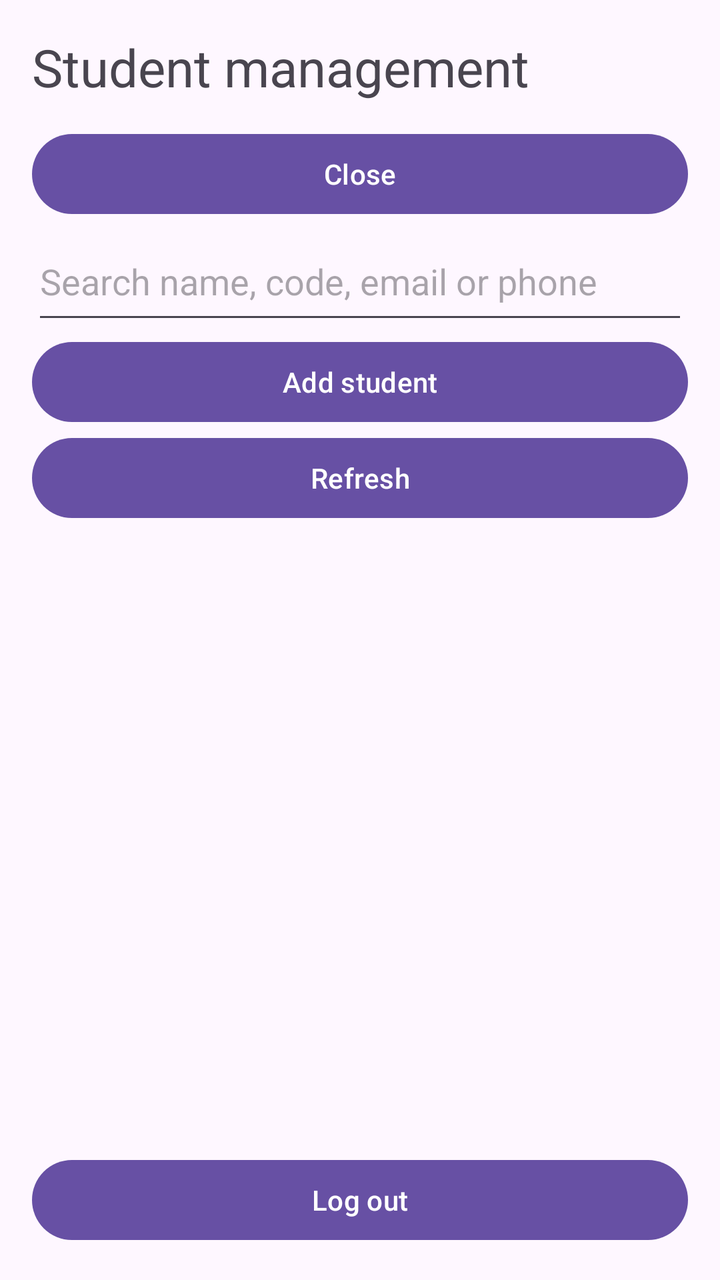
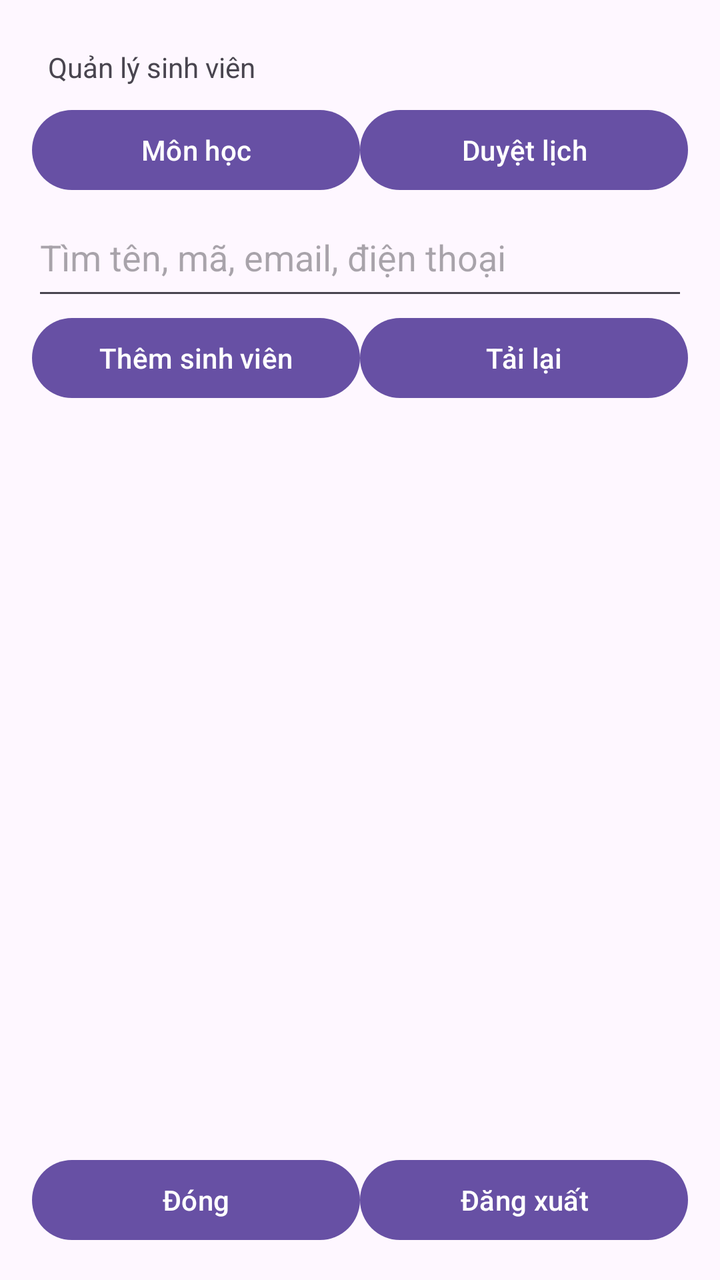

Before-and-after screenshots of an Android layout around one commit, followed by the original layout XML and the change that was made.
<!-- AndroidManifest.xml: application theme Theme.StudyScheduleApp -->
<!-- res/layout/studentadmin_activity_list.xml -->
<?xml version="1.0" encoding="utf-8"?>
<LinearLayout xmlns:android="http://schemas.android.com/apk/res/android" android:id="@+id/studentadmin_list_root" android:layout_width="match_parent" android:layout_height="match_parent" android:orientation="vertical" android:padding="16dp"><TextView android:id="@+id/studentadmin_title" android:layout_width="match_parent" android:layout_height="wrap_content" android:text="@string/studentadmin_title_text" android:textSize="26sp" android:paddingBottom="12dp" /><Button android:id="@+id/studentadmin_back" android:layout_width="match_parent" android:layout_height="wrap_content" android:minHeight="48dp" android:text="@string/studentadmin_back_text"/><EditText android:id="@+id/studentadmin_search" android:layout_width="match_parent" android:layout_height="wrap_content" android:minHeight="56dp" android:hint="@string/studentadmin_search_hint" android:inputType="text" android:singleLine="true" /><Button android:id="@+id/studentadmin_add" android:layout_width="match_parent" android:layout_height="wrap_content" android:minHeight="48dp" android:text="@string/studentadmin_add_text"/><Button android:id="@+id/studentadmin_refresh" android:layout_width="match_parent" android:layout_height="wrap_content" android:minHeight="48dp" android:text="@string/studentadmin_refresh_text"/><TextView android:id="@+id/studentadmin_message" android:layout_width="match_parent" android:layout_height="wrap_content" android:padding="8dp" android:accessibilityLiveRegion="polite"/><ListView android:id="@+id/studentadmin_list" android:layout_width="match_parent" android:layout_height="0dp" android:layout_weight="1"/><Button android:id="@+id/studentadmin_logout" android:layout_width="match_parent" android:layout_height="wrap_content" android:minHeight="48dp" android:text="@string/studentadmin_logout_text"/></LinearLayout>
<!-- resources referenced by this layout -->
<resources>
  <string name="studentadmin_add_text">Add student</string>
  <string name="studentadmin_back_text">Close</string>
  <string name="studentadmin_logout_text">Log out</string>
  <string name="studentadmin_refresh_text">Refresh</string>
  <string name="studentadmin_search_hint">Search name, code, email or phone</string>
  <string name="studentadmin_title_text">Student management</string>
  <style name="Theme.StudyScheduleApp" parent="Base.Theme.StudyScheduleApp" />
  <style name="Base.Theme.StudyScheduleApp" parent="Theme.Material3.DayNight.NoActionBar">
          
          
      </style>
</resources>

<!-- the commit's change to res/layout/studentadmin_activity_list.xml (unified diff, before → after) -->
@@ -1,2 +1,2 @@
 <?xml version="1.0" encoding="utf-8"?>
-<LinearLayout xmlns:android="http://schemas.android.com/apk/res/android" android:id="@+id/studentadmin_list_root" android:layout_width="match_parent" android:layout_height="match_parent" android:orientation="vertical" android:padding="16dp"><TextView android:id="@+id/studentadmin_title" android:layout_width="match_parent" android:layout_height="wrap_content" android:text="@string/studentadmin_title_text" android:textSize="26sp" android:paddingBottom="12dp" /><Button android:id="@+id/studentadmin_back" android:layout_width="match_parent" android:layout_height="wrap_content" android:minHeight="48dp" android:text="@string/studentadmin_back_text"/><EditText android:id="@+id/studentadmin_search" android:layout_width="match_parent" android:layout_height="wrap_content" android:minHeight="56dp" android:hint="@string/studentadmin_search_hint" android:inputType="text" android:singleLine="true" /><Button android:id="@+id/studentadmin_add" android:layout_width="match_parent" android:layout_height="wrap_content" android:minHeight="48dp" android:text="@string/studentadmin_add_text"/><Button android:id="@+id/studentadmin_refresh" android:layout_width="match_parent" android:layout_height="wrap_content" android:minHeight="48dp" android:text="@string/studentadmin_refresh_text"/><TextView android:id="@+id/studentadmin_message" android:layout_width="match_parent" android:layout_height="wrap_content" android:padding="8dp" android:accessibilityLiveRegion="polite"/><ListView android:id="@+id/studentadmin_list" android:layout_width="match_parent" android:layout_height="0dp" android:layout_weight="1"/><Button android:id="@+id/studentadmin_logout" android:layout_width="match_parent" android:layout_height="wrap_content" android:minHeight="48dp" android:text="@string/studentadmin_logout_text"/></LinearLayout>
+<LinearLayout xmlns:android="http://schemas.android.com/apk/res/android" android:id="@+id/studentadmin_list_root" android:layout_width="match_parent" android:layout_height="match_parent" android:orientation="vertical" android:padding="16dp"><TextView android:id="@+id/studentadmin_title" android:layout_width="match_parent" android:layout_height="wrap_content" android:padding="8dp" android:text="Quản lý sinh viên"/><LinearLayout android:layout_width="match_parent" android:layout_height="wrap_content" android:orientation="horizontal"><Button android:id="@+id/studentadmin_subjects" android:layout_width="0dp" android:layout_weight="1" android:layout_height="wrap_content" android:minHeight="48dp" android:text="Môn học"/><Button android:id="@+id/studentadmin_approvals" android:layout_width="0dp" android:layout_weight="1" android:layout_height="wrap_content" android:minHeight="48dp" android:text="Duyệt lịch"/></LinearLayout><EditText android:id="@+id/studentadmin_search" android:layout_width="match_parent" android:layout_height="wrap_content" android:minHeight="56dp" android:inputType="text" android:hint="Tìm tên, mã, email, điện thoại"/><LinearLayout android:layout_width="match_parent" android:layout_height="wrap_content" android:orientation="horizontal"><Button android:id="@+id/studentadmin_add" android:layout_width="0dp" android:layout_weight="1" android:layout_height="wrap_content" android:minHeight="48dp" android:text="Thêm sinh viên"/><Button android:id="@+id/studentadmin_refresh" android:layout_width="0dp" android:layout_weight="1" android:layout_height="wrap_content" android:minHeight="48dp" android:text="Tải lại"/></LinearLayout><TextView android:id="@+id/studentadmin_message" android:layout_width="match_parent" android:layout_height="wrap_content" android:padding="8dp" android:text=""/><ListView android:id="@+id/studentadmin_list" android:layout_width="match_parent" android:layout_height="0dp" android:layout_weight="1"/><LinearLayout android:layout_width="match_parent" android:layout_height="wrap_content" android:orientation="horizontal"><Button android:id="@+id/studentadmin_back" android:layout_width="0dp" android:layout_weight="1" android:layout_height="wrap_content" android:minHeight="48dp" android:text="Đóng"/><Button android:id="@+id/studentadmin_logout" android:layout_width="0dp" android:layout_weight="1" android:layout_height="wrap_content" android:minHeight="48dp" android:text="Đăng xuất"/></LinearLayout></LinearLayout>
<!-- resource entries referenced after the edit -->
@@ -1,11 +1,5 @@
 <!-- resources referenced by this layout -->
 <resources>
-  <string name="studentadmin_add_text">Add student</string>
-  <string name="studentadmin_back_text">Close</string>
-  <string name="studentadmin_logout_text">Log out</string>
-  <string name="studentadmin_refresh_text">Refresh</string>
-  <string name="studentadmin_search_hint">Search name, code, email or phone</string>
-  <string name="studentadmin_title_text">Student management</string>
   <style name="Theme.StudyScheduleApp" parent="Base.Theme.StudyScheduleApp" />
   <style name="Base.Theme.StudyScheduleApp" parent="Theme.Material3.DayNight.NoActionBar">
           
